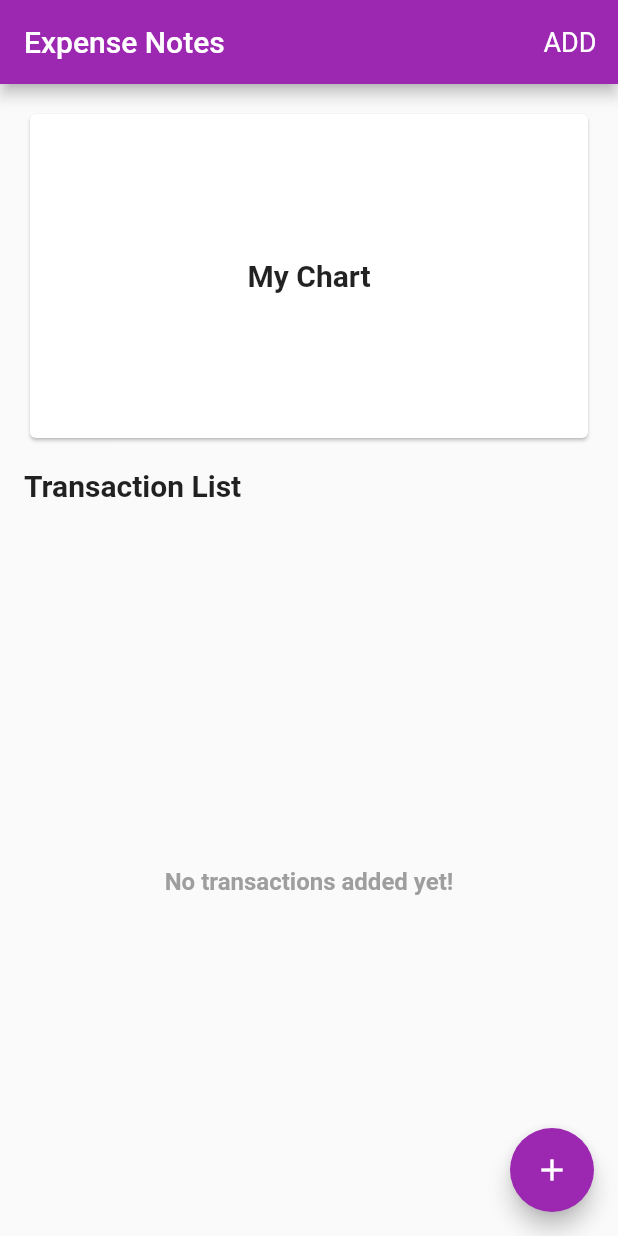
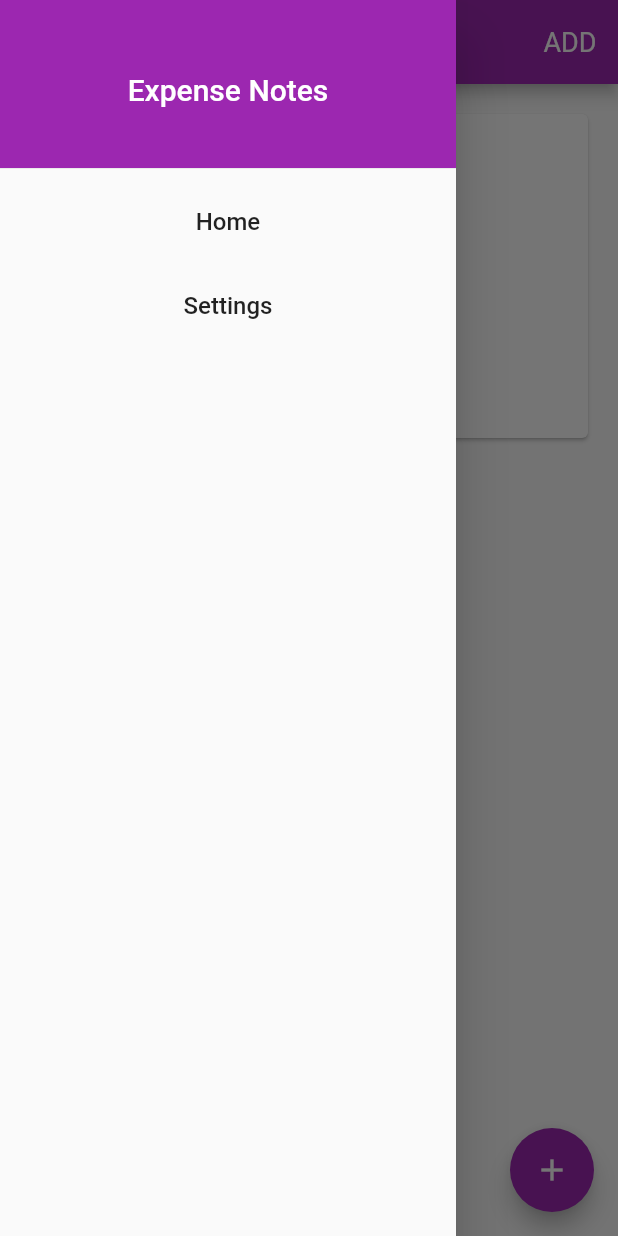
Before and after one commit to nhatduynguyenbbv/expense_notes, a Flutter app: the screen it shows after launch, with the side drawer open (before the commit the screen has no drawer), on a phone screen of 412 x 824 dp. Run offline on Flutter 3.47's test engine with Material 2 defaults, Android fonts, the phone set to English and light mode, and no system bars; our stand-ins replace charts_flutter.

Commit message:
New: week 4

```diff
--- a/lib/src/app.dart
+++ b/lib/src/app.dart
@@ -1,4 +1,3 @@
-import 'package:expense_notes/src/models/transaction_item.dart';
 import 'package:flutter/material.dart';
 import 'package:provider/provider.dart';
 
--- a/lib/src/screens/home.dart
+++ b/lib/src/screens/home.dart
@@ -1,5 +1,6 @@
 import 'package:expense_notes/src/utilizes/modal-bottom-sheet.dart';
 import 'package:expense_notes/src/widgets/chart/chart_section.dart';
+import 'package:expense_notes/src/widgets/drawer/app_drawer.dart';
 import 'package:expense_notes/src/widgets/transaction/transaction_creation_form.dart';
 import 'package:expense_notes/src/widgets/transaction/transaction_list_section.dart';
 import 'package:flutter/material.dart';
@@ -26,6 +27,7 @@ class Home extends StatelessWidget {
         backgroundColor: Colors.purple,
         child: const Icon(Icons.add),
       ),
+      drawer: const AppDrawer(),
     );
   }
 
--- /dev/null
+++ b/lib/src/screens/settings.dart
@@ -0,0 +1,20 @@
+import 'package:expense_notes/src/widgets/drawer/app_drawer.dart';
+import 'package:flutter/material.dart';
+
+class Settings extends StatelessWidget {
+  const Settings({Key? key}) : super(key: key);
+
+  @override
+  Widget build(BuildContext context) {
+    return Scaffold(
+      appBar: AppBar(title: const Text('Expense Notes')),
+      body: const Center(
+        child: Text(
+          'Settings here',
+          style: TextStyle(fontSize: 24),
+        ),
+      ),
+      drawer: const AppDrawer(),
+    );
+  }
+}
--- /dev/null
+++ b/lib/src/widgets/drawer/app_drawer.dart
@@ -0,0 +1,57 @@
+import 'package:expense_notes/src/screens/home.dart';
+import 'package:expense_notes/src/screens/settings.dart';
+import 'package:flutter/material.dart';
+
+class AppDrawer extends StatelessWidget {
+  const AppDrawer({Key? key}) : super(key: key);
+
+  @override
+  Widget build(BuildContext context) {
+    return Drawer(
+      child: ListView(padding: EdgeInsets.zero, children: [
+        const SizedBox(
+          height: 120,
+          child: DrawerHeader(
+            decoration: BoxDecoration(
+              color: Colors.purple,
+            ),
+            child: Center(
+              child: Text(
+                'Expense Notes',
+                style: TextStyle(fontSize: 20, color: Colors.white),
+              ),
+            ),
+          ),
+        ),
+        ListTile(
+          title: const Align(
+            alignment: Alignment.center,
+            child: Text(
+              'Home',
+              style: TextStyle(fontSize: 16),
+            ),
+          ),
+          onTap: () {
+            Navigator.pop(context);
+            Navigator.of(context).push(MaterialPageRoute(
+                builder: (BuildContext context) => const Home()));
+          },
+        ),
+        ListTile(
+          title: const Align(
+            alignment: Alignment.center,
+            child: Text(
+              'Settings',
+              style: TextStyle(fontSize: 16),
+            ),
+          ),
+          onTap: () {
+            Navigator.pop(context);
+            Navigator.of(context).push(MaterialPageRoute(
+                builder: (BuildContext context) => const Settings()));
+          },
+        ),
+      ]),
+    );
+  }
+}
```
Also changed, not shown: lib/src/widgets/transaction/transaction_detail/transaction_detail.dart (added, +21 -0 lines), lib/src/widgets/transaction/transaction_list_item.dart (+14 -2 lines).
